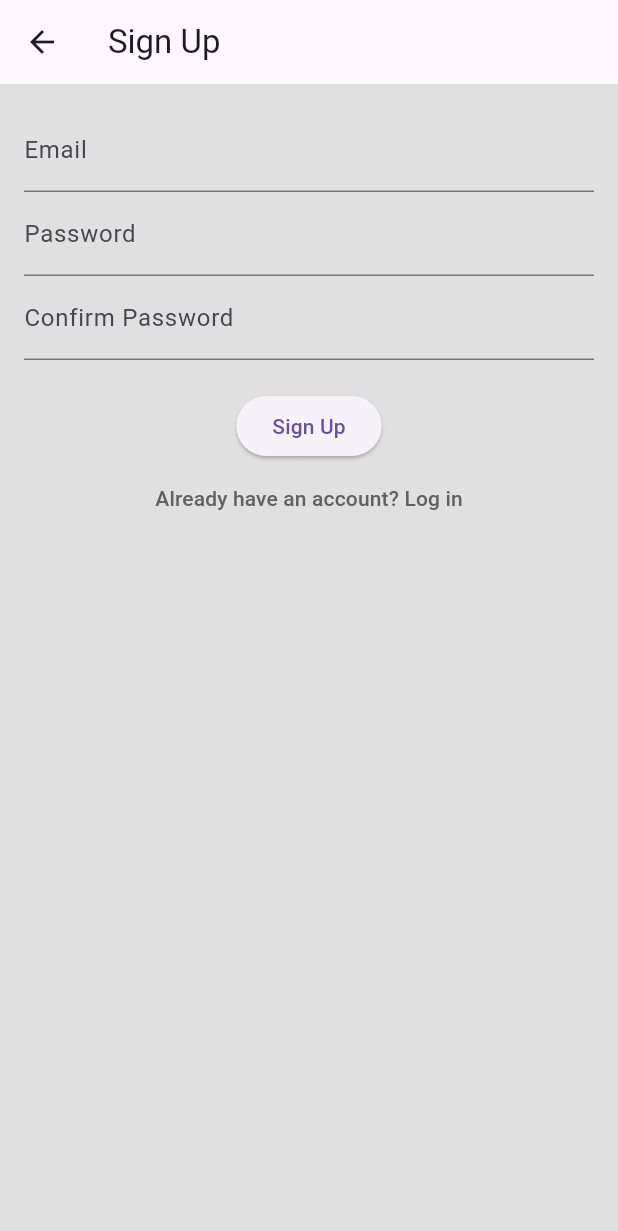
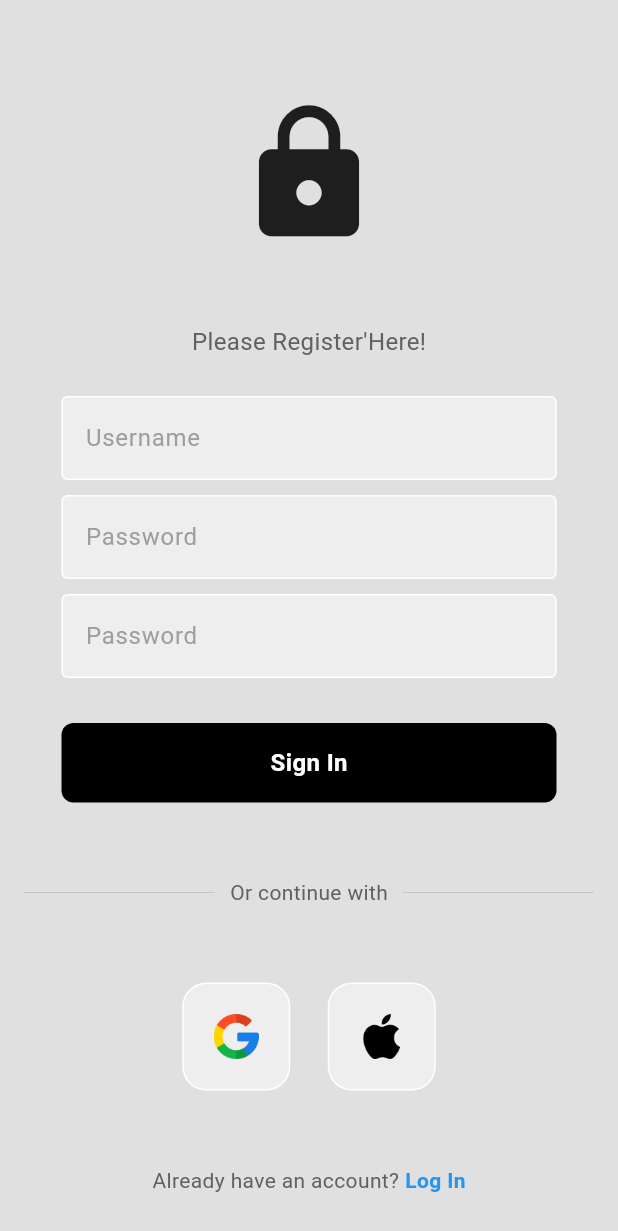
Before and after one commit to Sohailhamza/github_LoginPageFlutter, a Flutter app: the SignUpScreen screen opened directly, on a phone screen of 412 x 824 dp. Shown: the top 1231 px of the screen. Run offline on Flutter 3.47's test engine with Material 3 defaults, Android fonts, the phone set to English and light mode, and no system bars.

Commit message:
Change in signup_screen.dart

```diff
--- a/lib/pages/login_screen.dart
+++ b/lib/pages/login_screen.dart
@@ -41,11 +41,8 @@ class _LoginScreenState extends State<LoginScreen> {
               mainAxisAlignment: MainAxisAlignment.center,
               children: [
                 const SizedBox(height: 50),
-
                 const Icon(Icons.lock, size: 100),
-
                 const SizedBox(height: 50),
-
                 Text(
                   'Welcome back you\'ve been missed!',
                   style: TextStyle(color: Colors.grey[700], fontSize: 16),
--- a/lib/pages/signup_screen.dart
+++ b/lib/pages/signup_screen.dart
@@ -1,5 +1,9 @@
 import 'package:flutter/material.dart';
+import 'package:login_signup/components/my_textfield.dart';
 import 'package:login_signup/pages/login_screen.dart';
+
+import '../components/my_button.dart';
+import '../components/square_tile.dart';
 
 class SignUpScreen extends StatefulWidget {
   const SignUpScreen({super.key});
@@ -14,62 +18,132 @@ class _SignUpScreenState extends State<SignUpScreen> {
   final _formKey = GlobalKey<FormState>();
   String email = '', password = '', confirmPassword = '';
 
+  get usernameController => null;
+
+  get passwordController => null;
+
+  get signUserUp => null;
+
   @override
   Widget build(BuildContext context) {
 
     return Scaffold(
       backgroundColor: Colors.grey[300],
-      appBar: AppBar(
-          title:
-          const Text('Sign Up',)
-      ),
-      body: Padding(
+      // appBar: AppBar(
+      //     title:
+      //     const Text('Sign Up',style: al,)
+      // ),
+      body: SafeArea(
+
+        child: SingleChildScrollView(
+          child: Padding(
             padding: const EdgeInsets.all(16),
             child: Form(
               key: _formKey,
+              child: Center(
                 child: Column(
+                  mainAxisAlignment: MainAxisAlignment.center,
                   children: [
-              TextFormField(
-                decoration: const InputDecoration(labelText: 'Email'),
-                onChanged: (val) => email = val,
-                validator: (val) =>
-                val != null && val.contains('@') ? null : 'Enter valid email',
+                    const SizedBox(height: 50),
+                    const Icon(Icons.lock, size: 100),
+                    const SizedBox(height: 50),
+                    Text(
+                      'Please Register\'Here!',
+                      style: TextStyle(color: Colors.grey[700], fontSize: 16),
                     ),
-              TextFormField(
-                decoration: const InputDecoration(labelText: 'Password'),
+
+                    const SizedBox(height: 25),
+
+
+
+
+                    MyTextfield(
+                      controller: usernameController,
+                      hintText: 'Username',
+                      obscureText: false,
+                    ),
+                    const SizedBox(height: 10),
+
+                    MyTextfield(
+                      controller: passwordController,
+                      hintText: 'Password',
                       obscureText: true,
-                onChanged: (val) => password = val,
-                validator: (val) =>
-                val != null && val.length >= 6 ? null : 'Password too short',
                     ),
-              TextFormField(
-                decoration: const InputDecoration(labelText: 'Confirm Password'),
+                    const SizedBox(height: 10),
+
+                    MyTextfield(
+                      controller: passwordController,
+                      hintText: 'Password',
                       obscureText: true,
-                onChanged: (val) => confirmPassword = val,
-                validator: (val) =>
-                val == password ? null : 'Passwords do not match',
                     ),
                     const SizedBox(height: 20),
-              ElevatedButton(
-                child: const Text('Sign Up'),
-                onPressed: () {
-                  if (_formKey.currentState!.validate()) {
-                    // TODO: Implement actual sign-up logic
-                    ScaffoldMessenger.of(context).showSnackBar(
-                        const SnackBar(content: Text('Signed up successfully')));
-                  }
-                },
+                    const SizedBox(height: 10),
+
+                    MyButton(onTap: signUserUp),
+
+                    const SizedBox(height: 50),
+
+                    Row(
+                      children: [
+                        Expanded(
+                          child: Divider(thickness: 0.5, color: Colors.grey[400]),
                         ),
-              TextButton(
-                onPressed: () {
-                  Navigator.push(context,
-                      MaterialPageRoute(builder: (context) => LoginScreen()));
-                },
-                child: Text("Already have an account? Log in",
+                        Padding(
+                          padding: const EdgeInsets.symmetric(horizontal: 10.0),
+                          child: Text(
+                            'Or continue with',
                             style: TextStyle(color: Colors.grey[700]),
                           ),
-              )
+                        ),
+                        Expanded(
+                          child: Divider(thickness: 0.5, color: Colors.grey[400]),
+                        ),
                       ],
+                    ),
+
+                    SizedBox(height: 50),
+
+                    Row(
+                      mainAxisAlignment: MainAxisAlignment.center,
+                      children: [
+                        SquareTile(imagePath: 'lib/images/google.png'),
+                        const SizedBox(width: 25),
+                        SquareTile(imagePath: 'lib/images/apple.png'),
+                      ],
+                    ),
+
+                    const SizedBox(height: 50),
+
+                    Row(
+                      mainAxisAlignment: MainAxisAlignment.center,
+                      children: [
+                        Text(
+                          'Already have an account?',
+                          style: TextStyle(color: Colors.grey[700]),
+                        ),
+                        const SizedBox(width: 4),
+                        GestureDetector(
+                          onTap: (){
+                            Navigator.push(context,
+                                MaterialPageRoute(builder: (context) => LoginScreen())
+                            );
+                          },
+                          child: Text(
+                            'Log In',
+                            style: TextStyle(
+                              color: Colors.blue,
+                              fontWeight: FontWeight.bold,
+                            ),
+
+                          ),
+                        ),
+                      ],
+                    ),
+
+                  ],
+                ),
+              ),
+            ),
           ),
         ),
       ),
```
Also changed, not shown: 1 other file. Lines whose indentation alone changed are shown as unchanged.
